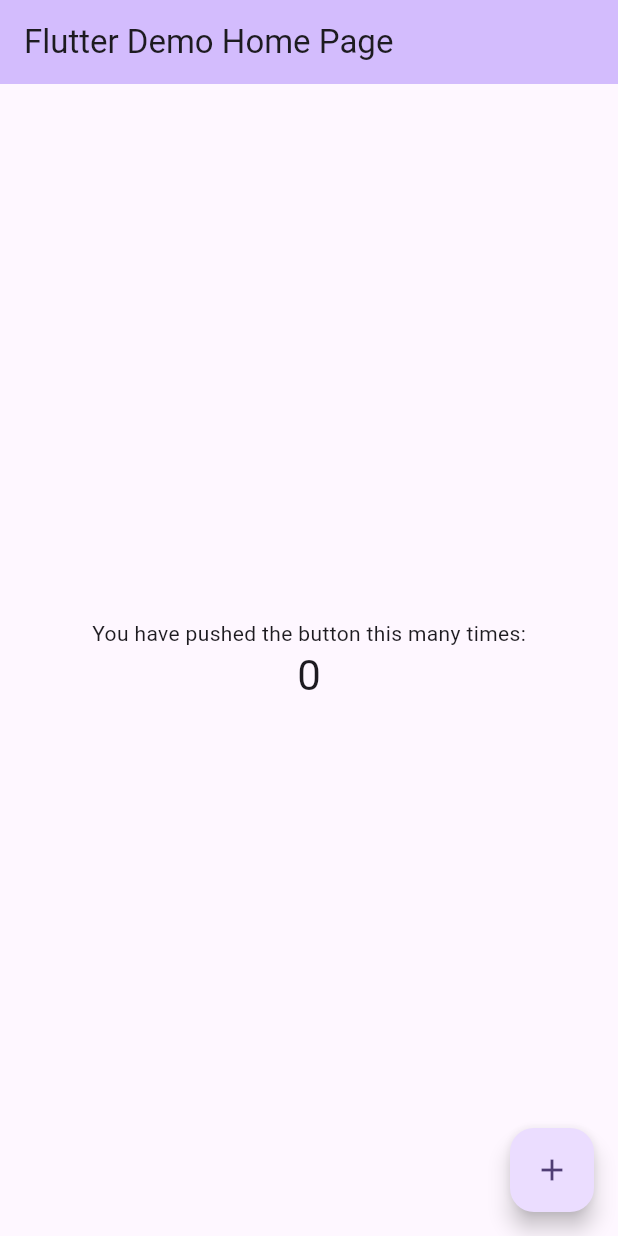
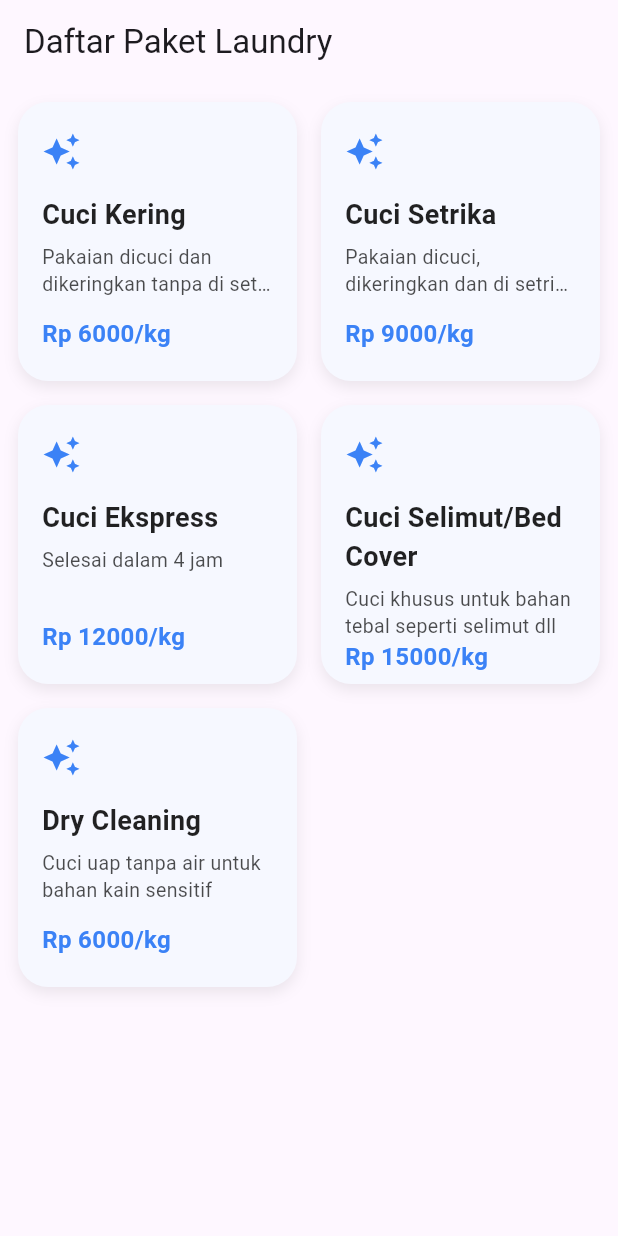
Before and after one commit to shofwanalif/laundrymobile, a Flutter app: the screen it shows after launch, on a phone screen of 412 x 824 dp. Run offline on Flutter 3.47's test engine with Material 3 defaults, Android fonts, the phone set to English and light mode, and no system bars.

Commit message:
add catalog page

```diff
--- a/lib/main.dart
+++ b/lib/main.dart
@@ -1,4 +1,5 @@
 import 'package:flutter/material.dart';
+import 'pages/catalog_page.dart';
 
 void main() {
   runApp(const MyApp());
@@ -7,116 +8,13 @@ void main() {
 class MyApp extends StatelessWidget {
   const MyApp({super.key});
 
-  // This widget is the root of your application.
   @override
   Widget build(BuildContext context) {
     return MaterialApp(
-      title: 'Flutter Demo',
-      theme: ThemeData(
-        // This is the theme of your application.
-        //
-        // TRY THIS: Try running your application with "flutter run". You'll see
-        // the application has a purple toolbar. Then, without quitting the app,
-        // try changing the seedColor in the colorScheme below to Colors.green
-        // and then invoke "hot reload" (save your changes or press the "hot
-        // reload" button in a Flutter-supported IDE, or press "r" if you used
-        // the command line to start the app).
-        //
-        // Notice that the counter didn't reset back to zero; the application
-        // state is not lost during the reload. To reset the state, use hot
-        // restart instead.
-        //
-        // This works for code too, not just values: Most code changes can be
-        // tested with just a hot reload.
-        colorScheme: ColorScheme.fromSeed(seedColor: Colors.deepPurple),
-      ),
-      home: const MyHomePage(title: 'Flutter Demo Home Page'),
+      debugShowCheckedModeBanner: false,
+      title: 'Laundry App',
+      theme: ThemeData(primarySwatch: Colors.blue),
+      home: const PackageCatalogPage(),
     );
   }
 }
-
-class MyHomePage extends StatefulWidget {
-  const MyHomePage({super.key, required this.title});
-
-  // This widget is the home page of your application. It is stateful, meaning
-  // that it has a State object (defined below) that contains fields that affect
-  // how it looks.
-
-  // This class is the configuration for the state. It holds the values (in this
-  // case the title) provided by the parent (in this case the App widget) and
-  // used by the build method of the State. Fields in a Widget subclass are
-  // always marked "final".
-
-  final String title;
-
-  @override
-  State<MyHomePage> createState() => _MyHomePageState();
-}
-
-class _MyHomePageState extends State<MyHomePage> {
-  int _counter = 0;
-
-  void _incrementCounter() {
-    setState(() {
-      // This call to setState tells the Flutter framework that something has
-      // changed in this State, which causes it to rerun the build method below
-      // so that the display can reflect the updated values. If we changed
-      // _counter without calling setState(), then the build method would not be
-      // called again, and so nothing would appear to happen.
-      _counter++;
-    });
-  }
-
-  @override
-  Widget build(BuildContext context) {
-    // This method is rerun every time setState is called, for instance as done
-    // by the _incrementCounter method above.
-    //
-    // The Flutter framework has been optimized to make rerunning build methods
-    // fast, so that you can just rebuild anything that needs updating rather
-    // than having to individually change instances of widgets.
-    return Scaffold(
-      appBar: AppBar(
-        // TRY THIS: Try changing the color here to a specific color (to
-        // Colors.amber, perhaps?) and trigger a hot reload to see the AppBar
-        // change color while the other colors stay the same.
-        backgroundColor: Theme.of(context).colorScheme.inversePrimary,
-        // Here we take the value from the MyHomePage object that was created by
-        // the App.build method, and use it to set our appbar title.
-        title: Text(widget.title),
-      ),
-      body: Center(
-        // Center is a layout widget. It takes a single child and positions it
-        // in the middle of the parent.
-        child: Column(
-          // Column is also a layout widget. It takes a list of children and
-          // arranges them vertically. By default, it sizes itself to fit its
-          // children horizontally, and tries to be as tall as its parent.
-          //
-          // Column has various properties to control how it sizes itself and
-          // how it positions its children. Here we use mainAxisAlignment to
-          // center the children vertically; the main axis here is the vertical
-          // axis because Columns are vertical (the cross axis would be
-          // horizontal).
-          //
-          // TRY THIS: Invoke "debug painting" (choose the "Toggle Debug Paint"
-          // action in the IDE, or press "p" in the console), to see the
-          // wireframe for each widget.
-          mainAxisAlignment: MainAxisAlignment.center,
-          children: <Widget>[
-            const Text('You have pushed the button this many times:'),
-            Text(
-              '$_counter',
-              style: Theme.of(context).textTheme.headlineMedium,
-            ),
-          ],
-        ),
-      ),
-      floatingActionButton: FloatingActionButton(
-        onPressed: _incrementCounter,
-        tooltip: 'Increment',
-        child: const Icon(Icons.add),
-      ), // This trailing comma makes auto-formatting nicer for build methods.
-    );
-  }
-}
--- /dev/null
+++ b/lib/models/dummy_data.dart
@@ -0,0 +1,34 @@
+import 'package:laundrymobile/models/laundry_package.dart';
+
+final List<LaundryPackage> dummyData = [
+  LaundryPackage(
+    id: 1,
+    name: 'Cuci Kering',
+    description: 'Pakaian dicuci dan dikeringkan tanpa di setrika',
+    price: 6000,
+  ),
+  LaundryPackage(
+    id: 2,
+    name: 'Cuci Setrika',
+    description: 'Pakaian dicuci, dikeringkan dan di setrika rapi',
+    price: 9000,
+  ),
+  LaundryPackage(
+    id: 3,
+    name: 'Cuci Ekspress',
+    description: 'Selesai dalam 4 jam',
+    price: 12000,
+  ),
+  LaundryPackage(
+    id: 4,
+    name: 'Cuci Selimut/Bed Cover',
+    description: 'Cuci khusus untuk bahan tebal seperti selimut dll',
+    price: 15000,
+  ),
+  LaundryPackage(
+    id: 5,
+    name: 'Dry Cleaning',
+    description: 'Cuci uap tanpa air untuk bahan kain sensitif',
+    price: 6000,
+  ),
+];
--- /dev/null
+++ b/lib/models/laundry_package.dart
@@ -0,0 +1,15 @@
+import 'package:flutter/material.dart';
+
+class LaundryPackage {
+  final int id;
+  final String name;
+  final String description;
+  final double price;
+
+  LaundryPackage({
+    required this.id,
+    required this.name,
+    required this.description,
+    required this.price,
+  });
+}
--- /dev/null
+++ b/lib/pages/catalog_page.dart
@@ -0,0 +1,46 @@
+import 'package:flutter/material.dart';
+import '../models/dummy_data.dart';
+import '../widgets/package_card.dart';
+
+class PackageCatalogPage extends StatelessWidget {
+  const PackageCatalogPage({super.key});
+
+  @override
+  Widget build(BuildContext context) {
+    final screenWidth = MediaQuery.of(context).size.width;
+    final double globalPadding = screenWidth < 600 ? 12.0 : 24.0;
+
+    return Scaffold(
+      appBar: AppBar(title: const Text('Daftar Paket Laundry')),
+      body: Padding(
+        padding: EdgeInsets.all(globalPadding),
+        child: LayoutBuilder(
+          builder: (context, constraints) {
+            int crossAxisCount;
+
+            if (constraints.maxWidth < 600) {
+              crossAxisCount = 2; // ponsel
+            } else if (constraints.maxWidth < 900) {
+              crossAxisCount = 3; // tablet kecil
+            } else {
+              crossAxisCount = 4; // tablet besar / desktop
+            }
+
+            return GridView.builder(
+              itemCount: dummyData.length,
+              gridDelegate: SliverGridDelegateWithFixedCrossAxisCount(
+                crossAxisCount: crossAxisCount,
+                crossAxisSpacing: 16,
+                mainAxisSpacing: 16,
+                childAspectRatio: 1,
+              ),
+              itemBuilder: (context, index) {
+                return PackageCard(package: dummyData[index]);
+              },
+            );
+          },
+        ),
+      ),
+    );
+  }
+}
--- /dev/null
+++ b/lib/widgets/package_card.dart
@@ -0,0 +1,90 @@
+import 'package:flutter/material.dart';
+import '../models/laundry_package.dart';
+
+class PackageCard extends StatefulWidget {
+  final LaundryPackage package;
+
+  const PackageCard({super.key, required this.package});
+
+  @override
+  State<PackageCard> createState() => _PackageCardState();
+}
+
+class _PackageCardState extends State<PackageCard> {
+  bool _isSelected = false;
+
+  @override
+  Widget build(BuildContext context) {
+    final bool isVIP = _isSelected;
+    final Color backgroundColor = isVIP
+        ? const Color(0xFF1D4ED8) // biru tua seperti VIP card
+        : const Color(0xFFF6F8FF); // abu lembut seperti card lain
+    final Color accentColor = isVIP ? Colors.white : const Color(0xFF3B82F6);
+    final Color textColor = isVIP ? Colors.white : Colors.black87;
+
+    return GestureDetector(
+      onTap: () => setState(() => _isSelected = !_isSelected),
+      child: AnimatedContainer(
+        duration: const Duration(milliseconds: 350),
+        curve: Curves.easeInOut,
+        decoration: BoxDecoration(
+          color: backgroundColor,
+          borderRadius: BorderRadius.circular(20),
+          boxShadow: [
+            BoxShadow(
+              color: Colors.black.withOpacity(0.08),
+              blurRadius: 8,
+              offset: const Offset(0, 4),
+            ),
+          ],
+        ),
+        padding: const EdgeInsets.symmetric(vertical: 20, horizontal: 16),
+        child: Column(
+          crossAxisAlignment: CrossAxisAlignment.start,
+          children: [
+            // Ikon bintang di pojok atas
+            Align(
+              alignment: Alignment.topLeft,
+              child: Icon(Icons.auto_awesome, color: accentColor, size: 26),
+            ),
+            const SizedBox(height: 16),
+
+            // Nama Paket
+            Text(
+              widget.package.name,
+              style: TextStyle(
+                fontSize: 18,
+                fontWeight: FontWeight.bold,
+                color: textColor,
+              ),
+            ),
+            const SizedBox(height: 6),
+
+            // Deskripsi Singkat
+            Text(
+              widget.package.description,
+              style: TextStyle(
+                fontSize: 13,
+                color: textColor.withOpacity(0.7),
+                height: 1.4,
+              ),
+              maxLines: 2,
+              overflow: TextOverflow.ellipsis,
+            ),
+            const Spacer(),
+
+            // Harga
+            Text(
+              'Rp ${widget.package.price.toStringAsFixed(0)}/kg',
+              style: TextStyle(
+                fontSize: 16,
+                fontWeight: FontWeight.bold,
+                color: accentColor,
+              ),
+            ),
+          ],
+        ),
+      ),
+    );
+  }
+}
```
